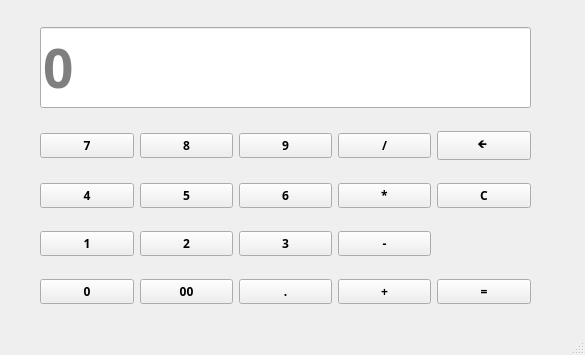
Joycemg/PyCalc, file calculadora.ui: the form before one commit.
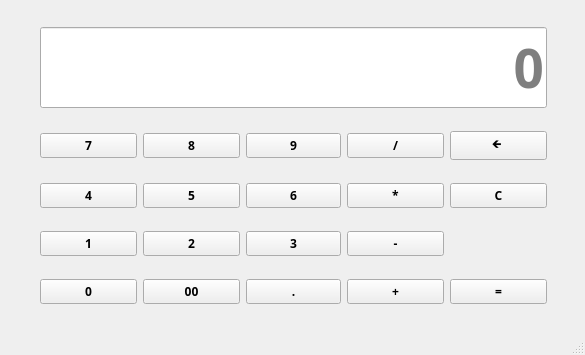
The form after the commit.

Commit message: Cambios en la UI, readonly, alineacion a la derecha

What changed in the file:
```diff
--- a/calculadora.ui
+++ b/calculadora.ui
@@ -23,7 +23,7 @@
      <rect>
       <x>40</x>
       <y>10</y>
-      <width>491</width>
+      <width>507</width>
       <height>311</height>
      </rect>
     </property>
@@ -334,6 +334,12 @@
        <property name="text">
         <string/>
        </property>
+       <property name="alignment">
+        <set>Qt::AlignRight|Qt::AlignTrailing|Qt::AlignVCenter</set>
+       </property>
+       <property name="readOnly">
+        <bool>true</bool>
+       </property>
        <property name="placeholderText">
         <string>0</string>
        </property>
```
Left out of the diff: 51 changed lines with no effect on the pictures.
